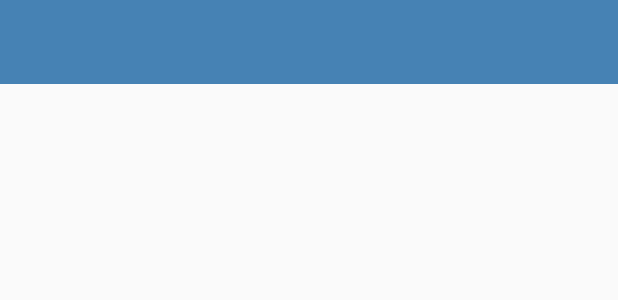
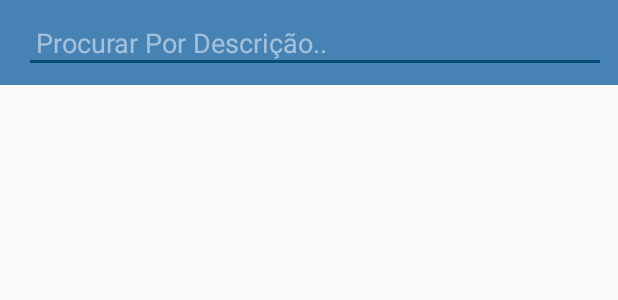
Before and after one commit to viniciusmesquitac/MobillsChallenge-Kotlin, an Android app: the layout activity_search.xml on its own in the app's theme, with its tools: preview values and no code run, on a phone screen of 412 x 824 dp. Shown: the top 300 px of the screen. Run offline under Robolectric (Android 15) with nearby library versions, the phone set to English and light mode, and no system bars.

```diff
--- a/app/src/main/java/com/example/financialapp/Adapter/InsightAdapter.kt
+++ b/app/src/main/java/com/example/financialapp/Adapter/InsightAdapter.kt
@@ -22,7 +22,7 @@ import kotlinx.android.synthetic.main.fragment_insight.*
 import kotlinx.android.synthetic.main.geral_state.*
 import kotlinx.android.synthetic.main.pie_chart_item.*
 
-class InsightAdapter(context: Context): BaseAdapter() {
+class InsightAdapter(internal var context: Context): BaseAdapter() {
 
     private val inflater: LayoutInflater = context.getSystemService(Context.LAYOUT_INFLATER_SERVICE) as LayoutInflater
     private lateinit var incomeList: MutableList<Income>
@@ -40,6 +40,7 @@ class InsightAdapter(context: Context): BaseAdapter() {
             rowView = inflater.inflate(R.layout.geral_state, p2, false)
             val expense_state = rowView.findViewById(R.id.expenses_geral_state) as TextView
             val income_state = rowView.findViewById(R.id.incomes_geral_state) as TextView
+
             setGeralVisionLayout(expense_state, income_state)
         }
         else if(p0 == 1) {
@@ -63,6 +64,7 @@ class InsightAdapter(context: Context): BaseAdapter() {
         income_state.setText(totalIncome.toString())
         expense_state.setText(totalExpense.toString())
 
+        InsightFragment.totalValue = totalIncome + totalExpense
 
     }
 
@@ -95,7 +97,6 @@ class InsightAdapter(context: Context): BaseAdapter() {
         pieDataSet.setColors(colorArray, 100)
 
         pieChartView.setDrawEntryLabels(false)
-        pieChartView.setUsePercentValues(true)
         pieChartView.description = null
         pieChartView.setNoDataTextColor(Color.WHITE)
         //setting data
--- a/app/src/main/java/com/example/financialapp/HomeActivity.kt
+++ b/app/src/main/java/com/example/financialapp/HomeActivity.kt
@@ -20,6 +20,7 @@ import android.view.View
 import com.example.financialapp.Fragments.IncomesFragment
 import com.example.financialapp.Fragments.InsightFragment
 import com.example.financialapp.View.INavBottomView
+import com.google.android.material.snackbar.Snackbar
 
 
 class HomeActivity : AppCompatActivity(), ILoginView, INavBottomView {
@@ -98,6 +99,10 @@ class HomeActivity : AppCompatActivity(), ILoginView, INavBottomView {
             true
         }
 
+        R.id.settings -> {
+            true
+        }
+
         else -> {
             super.onOptionsItemSelected(item)
         }
--- a/app/src/main/java/com/example/financialapp/InsertExpensesActivity.kt
+++ b/app/src/main/java/com/example/financialapp/InsertExpensesActivity.kt
@@ -58,6 +58,8 @@ class InsertExpensesActivity : AppCompatActivity(), IInsertView {
             } else if (selectedUri != null) {
                 val filename = UUID.randomUUID().toString()
                 val ref = FirebaseStorage.getInstance().getReference("/images/$filename")
+                btnCreatePayment.isEnabled = false
+                btnCreatePayment.isClickable = false
 
                 ref.putFile(selectedUri!!)
                         .addOnSuccessListener(OnSuccessListener {
@@ -68,6 +70,7 @@ class InsertExpensesActivity : AppCompatActivity(), IInsertView {
                         })
             } else {
                 saveExpenseInFirebase(price, descript, category)
+                btnCreatePayment.isClickable = false
             }
         }
 
--- a/app/src/main/java/com/example/financialapp/InsertIncomesActivity.kt
+++ b/app/src/main/java/com/example/financialapp/InsertIncomesActivity.kt
@@ -61,11 +61,13 @@ class InsertIncomesActivity : AppCompatActivity(), IInsertView {
                             ref.downloadUrl.addOnSuccessListener {
                                 val imageUrl = it.toString()
                                 saveIncomeInFirebase(price, descript, category, imageUrl)
+                                btnCreateIncome?.isClickable = false
                             }
                         })
 
             } else {
                 saveIncomeInFirebase(price,descript,category)
+                btnCreateIncome?.isClickable = false
             }
         }
 
--- a/app/src/main/java/com/example/financialapp/SearchActivity.kt
+++ b/app/src/main/java/com/example/financialapp/SearchActivity.kt
@@ -12,6 +12,7 @@ class SearchActivity : AppCompatActivity() {
         setContentView(R.layout.activity_search)
         setSupportActionBar(toolbar_search)
         supportActionBar?.setDisplayHomeAsUpEnabled(true)
+        supportActionBar?.setDisplayShowTitleEnabled(false)
     }
 
     override fun onSupportNavigateUp(): Boolean {
--- a/app/src/main/res/layout/activity_search.xml
+++ b/app/src/main/res/layout/activity_search.xml
@@ -15,6 +15,27 @@
         android:theme="?attr/actionBarTheme"
         app:layout_constraintEnd_toEndOf="parent"
         app:layout_constraintStart_toStartOf="parent"
-        app:layout_constraintTop_toTopOf="parent" />
+        app:layout_constraintTop_toTopOf="parent">
+
+        <EditText
+            android:id="@+id/editSearch"
+            android:layout_width="match_parent"
+            android:layout_height="match_parent"
+            android:layout_margin="8dp"
+            android:hint="Procurar Por Descrição.."
+            android:imeOptions="actionSearch"
+            android:focusable="true"
+            android:inputType="text"
+            android:padding="8dp" />
+
+    </androidx.appcompat.widget.Toolbar>
+
+    <androidx.recyclerview.widget.RecyclerView
+        android:layout_width="match_parent"
+        android:layout_height="0dp"
+        app:layout_constraintBottom_toBottomOf="parent"
+        app:layout_constraintEnd_toEndOf="parent"
+        app:layout_constraintStart_toStartOf="parent"
+        app:layout_constraintTop_toBottomOf="@+id/toolbar_search" />
 
 </androidx.constraintlayout.widget.ConstraintLayout>
--- a/app/src/main/res/menu/menu_home.xml
+++ b/app/src/main/res/menu/menu_home.xml
@@ -9,11 +9,11 @@
         app:showAsAction="always"/>
     <item
         android:id="@+id/settings"
-        android:title="settings" />
+        android:title="Configurações" />
 
     <item
         android:id="@+id/logout"
-        android:title="logout" />
+        android:title="Encerrar Sessão" />
 
 
 
```
Also changed, not shown: app/src/main/java/com/example/financialapp/Fragments/ExpensesFragment.kt (+23 -5 lines), app/src/main/java/com/example/financialapp/Fragments/IncomesFragment.kt (+32 -9 lines), app/src/main/java/com/example/financialapp/Fragments/InsightFragment.kt (+7 -0 lines).
